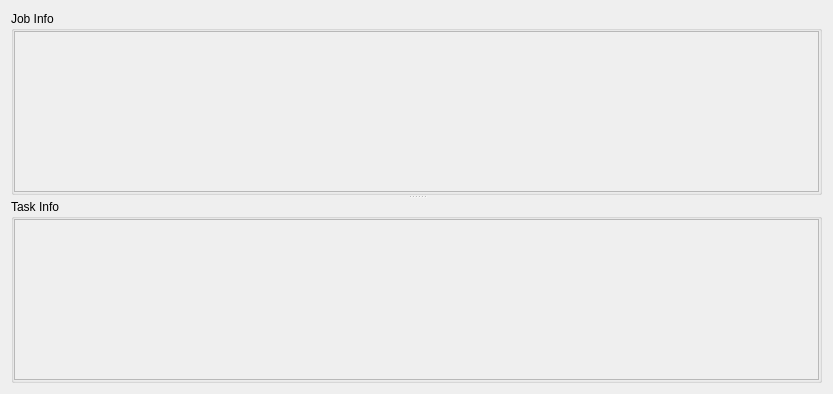
This is resources/JobInfoDialog.ui in compso/pygrid-ui as Qt 5 draws it before an edit. The edited form follows.
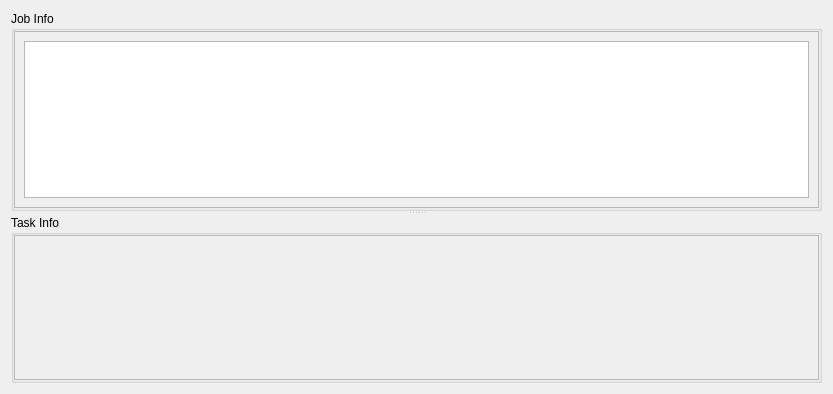
This is the edited form.

The edit to the form file:
```diff
--- a/resources/JobInfoDialog.ui
+++ b/resources/JobInfoDialog.ui
@@ -62,6 +62,11 @@
             <height>162</height>
            </rect>
           </property>
+          <layout class="QVBoxLayout" name="verticalLayout_3">
+           <item>
+            <widget class="QTableView" name="details"/>
+           </item>
+          </layout>
          </widget>
         </widget>
        </item>
```
Left out of the diff: 13 changed lines with no effect on the pictures.
